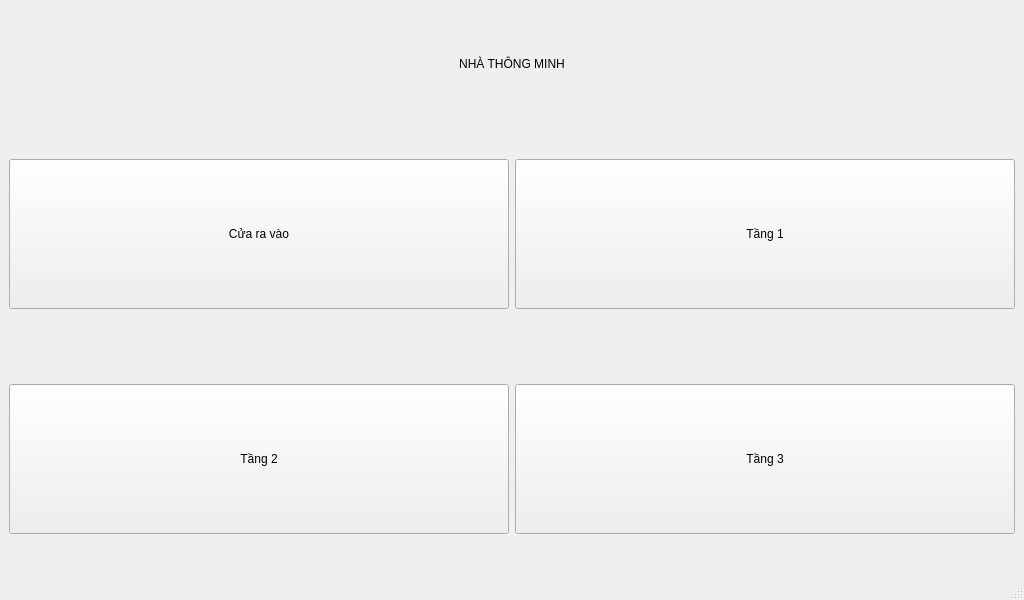
This is mainwindow.ui in minhnt29/Graduation_GUI as Qt 5 draws it before an edit. The edited form follows.
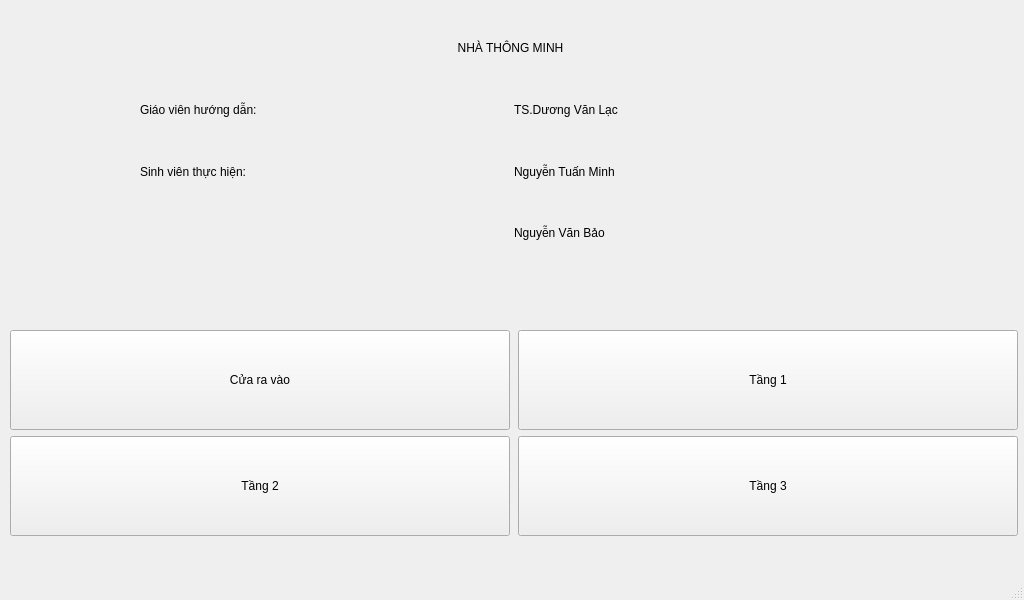
This is the edited form. Icons and pictures are not drawn.

Diff of the .ui file:
```diff
--- a/mainwindow.ui
+++ b/mainwindow.ui
@@ -26,28 +26,114 @@
    <string>Smart Home</string>
   </property>
   <widget class="QWidget" name="centralwidget">
+   <widget class="QWidget" name="gridLayoutWidget">
+    <property name="geometry">
+     <rect>
+      <x>140</x>
+      <y>20</y>
+      <width>741</width>
+      <height>241</height>
+     </rect>
+    </property>
    <layout class="QGridLayout" name="gridLayout">
-    <item row="0" column="0">
-     <layout class="QGridLayout" name="gridLayout_Panel">
-      <item row="2" column="0" rowspan="2">
-       <widget class="QPushButton" name="pushButton_Door">
+     <item row="4" column="0">
+      <widget class="QLabel" name="label_4">
+       <property name="text">
+        <string/>
+       </property>
+      </widget>
+     </item>
+     <item row="2" column="0">
+      <widget class="QLabel" name="label_2">
+       <property name="text">
+        <string>Giáo viên hướng dẫn: </string>
+       </property>
+      </widget>
+     </item>
+     <item row="3" column="0">
+      <widget class="QLabel" name="label_3">
+       <property name="text">
+        <string>Sinh viên thực hiện: </string>
+       </property>
+      </widget>
+     </item>
+     <item row="2" column="1">
+      <widget class="QLabel" name="label_5">
+       <property name="text">
+        <string>TS.Dương Văn Lạc</string>
+       </property>
+      </widget>
+     </item>
+     <item row="1" column="0" colspan="2">
+      <widget class="QLabel" name="label_Project_Name">
+       <property name="text">
+        <string>NHÀ THÔNG MINH</string>
+       </property>
+       <property name="alignment">
+        <set>Qt::AlignCenter</set>
+       </property>
+      </widget>
+     </item>
+     <item row="3" column="1">
+      <widget class="QLabel" name="label_6">
+       <property name="text">
+        <string>Nguyễn Tuấn Minh</string>
+       </property>
+      </widget>
+     </item>
+     <item row="4" column="1">
+      <widget class="QLabel" name="label_7">
+       <property name="text">
+        <string>Nguyễn Văn Bảo</string>
+       </property>
+      </widget>
+     </item>
+    </layout>
+   </widget>
+   <widget class="QLabel" name="label">
+    <property name="geometry">
+     <rect>
+      <x>10</x>
+      <y>5</y>
+      <width>100</width>
+      <height>150</height>
+     </rect>
+    </property>
         <property name="minimumSize">
          <size>
-          <width>0</width>
+      <width>100</width>
+      <height>0</height>
+     </size>
+    </property>
+    <property name="maximumSize">
+     <size>
+      <width>80</width>
           <height>150</height>
          </size>
         </property>
         <property name="text">
-         <string>Cửa ra vào</string>
-        </property>
-       </widget>
-      </item>
-      <item row="4" column="0" rowspan="2">
+     <string/>
+    </property>
+    <property name="pixmap">
+     <pixmap resource="images.qrc">:/resources/logobk_bottom.png</pixmap>
+    </property>
+    <property name="scaledContents">
+     <bool>true</bool>
+    </property>
+   </widget>
        <widget class="QPushButton" name="pushButton_Floor2">
+    <property name="geometry">
+     <rect>
+      <x>10</x>
+      <y>436</y>
+      <width>500</width>
+      <height>100</height>
+     </rect>
+    </property>
         <property name="minimumSize">
          <size>
           <width>0</width>
-          <height>150</height>
+      <height>100</height>
          </size>
         </property>
         <property name="maximumSize">
@@ -60,32 +146,19 @@
          <string>Tầng 2</string>
         </property>
        </widget>
-      </item>
-      <item row="4" column="1" rowspan="2">
-       <widget class="QPushButton" name="pushButton_Floor3">
-        <property name="minimumSize">
-         <size>
-          <width>499</width>
-          <height>150</height>
-         </size>
-        </property>
-        <property name="baseSize">
-         <size>
-          <width>0</width>
-          <height>0</height>
-         </size>
-        </property>
-        <property name="text">
-         <string>Tầng 3</string>
-        </property>
-       </widget>
-      </item>
-      <item row="2" column="1" rowspan="2">
        <widget class="QPushButton" name="pushButton_Floor1">
+    <property name="geometry">
+     <rect>
+      <x>518</x>
+      <y>330</y>
+      <width>500</width>
+      <height>100</height>
+     </rect>
+    </property>
         <property name="minimumSize">
          <size>
           <width>0</width>
-          <height>150</height>
+      <height>100</height>
          </size>
         </property>
         <property name="layoutDirection">
@@ -95,20 +168,50 @@
          <string>Tầng 1</string>
         </property>
        </widget>
-      </item>
-      <item row="0" column="0" colspan="2">
-       <widget class="QLabel" name="label_Project_Name">
+   <widget class="QPushButton" name="pushButton_Door">
+    <property name="geometry">
+     <rect>
+      <x>10</x>
+      <y>330</y>
+      <width>500</width>
+      <height>100</height>
+     </rect>
+    </property>
+    <property name="minimumSize">
+     <size>
+      <width>0</width>
+      <height>100</height>
+     </size>
+    </property>
         <property name="text">
-         <string>NHÀ THÔNG MINH</string>
-        </property>
-        <property name="alignment">
-         <set>Qt::AlignCenter</set>
-        </property>
-       </widget>
-      </item>
-     </layout>
-    </item>
-   </layout>
+     <string>Cửa ra vào</string>
+    </property>
+   </widget>
+   <widget class="QPushButton" name="pushButton_Floor3">
+    <property name="geometry">
+     <rect>
+      <x>518</x>
+      <y>436</y>
+      <width>500</width>
+      <height>100</height>
+     </rect>
+    </property>
+    <property name="minimumSize">
+     <size>
+      <width>499</width>
+      <height>100</height>
+     </size>
+    </property>
+    <property name="baseSize">
+     <size>
+      <width>0</width>
+      <height>0</height>
+     </size>
+    </property>
+    <property name="text">
+     <string>Tầng 3</string>
+    </property>
+   </widget>
   </widget>
   <widget class="QMenuBar" name="menubar">
    <property name="geometry">
```
Left out of the diff: 4 changed lines with no effect on the pictures. Lines whose indentation alone changed are shown as unchanged.
